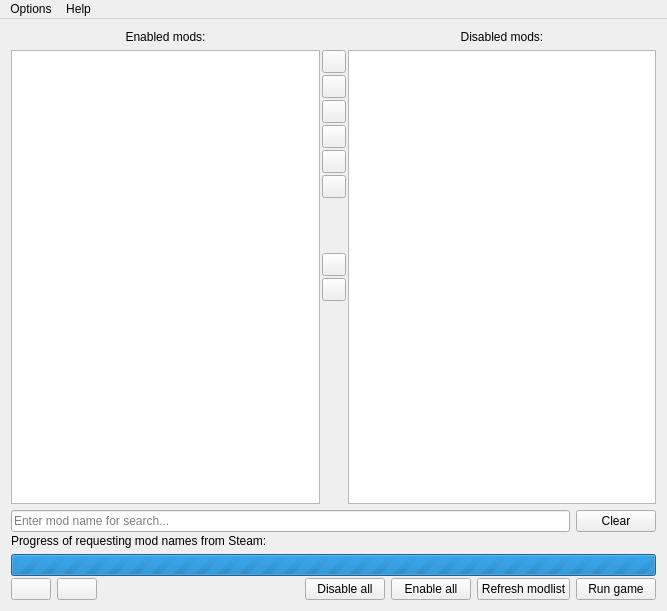
Qt form MainWindow.ui (Van-Weyden/ESModManager) before a commit.
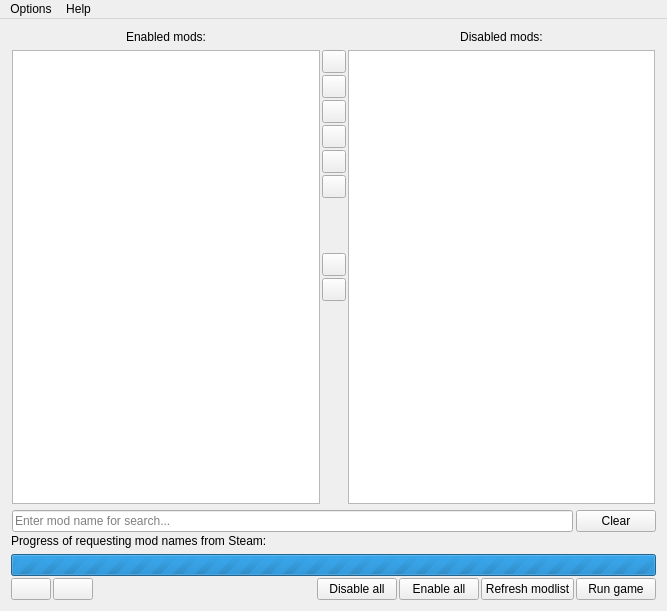
The same form after that commit. Icons and pictures are not drawn. Custom widgets are drawn as their Qt base class.

Commit message:
Main window UI refactoring
Updated toolbar button tooltips and fixed elements align.

Diff of the .ui file:
```diff
--- a/MainWindow.ui
+++ b/MainWindow.ui
@@ -17,6 +17,12 @@
    <layout class="QVBoxLayout" name="verticalLayout">
     <item>
      <layout class="QGridLayout" name="topGridLayout">
+      <property name="leftMargin">
+       <number>1</number>
+      </property>
+      <property name="rightMargin">
+       <number>1</number>
+      </property>
       <property name="horizontalSpacing">
        <number>2</number>
       </property>
@@ -328,7 +334,7 @@
     </item>
     <item>
      <layout class="QGridLayout" name="bottomGridLayout" columnstretch="0,0,1,0,0,0,0">
-      <property name="verticalSpacing">
+      <property name="spacing">
        <number>2</number>
       </property>
       <item row="0" column="6">
@@ -434,14 +440,33 @@
        </widget>
       </item>
       <item row="0" column="0" colspan="6">
-       <widget class="QLineEdit" name="searchLineEdit">
-        <property name="frame">
-         <bool>true</bool>
+       <layout class="QHBoxLayout" name="searchhorizontalLayout">
+        <property name="spacing">
+         <number>0</number>
         </property>
-        <property name="placeholderText">
-         <string>Enter mod name for search...</string>
+        <property name="leftMargin">
+         <number>1</number>
         </property>
-       </widget>
+        <property name="rightMargin">
+         <number>1</number>
+        </property>
+        <item>
+         <widget class="QLineEdit" name="searchLineEdit">
+          <property name="minimumSize">
+           <size>
+            <width>0</width>
+            <height>21</height>
+           </size>
+          </property>
+          <property name="frame">
+           <bool>true</bool>
+          </property>
+          <property name="placeholderText">
+           <string>Enter mod name for search...</string>
+          </property>
+         </widget>
+        </item>
+       </layout>
       </item>
      </layout>
     </item>
```
Left out of the diff: 54 changed lines with no effect on the pictures.
